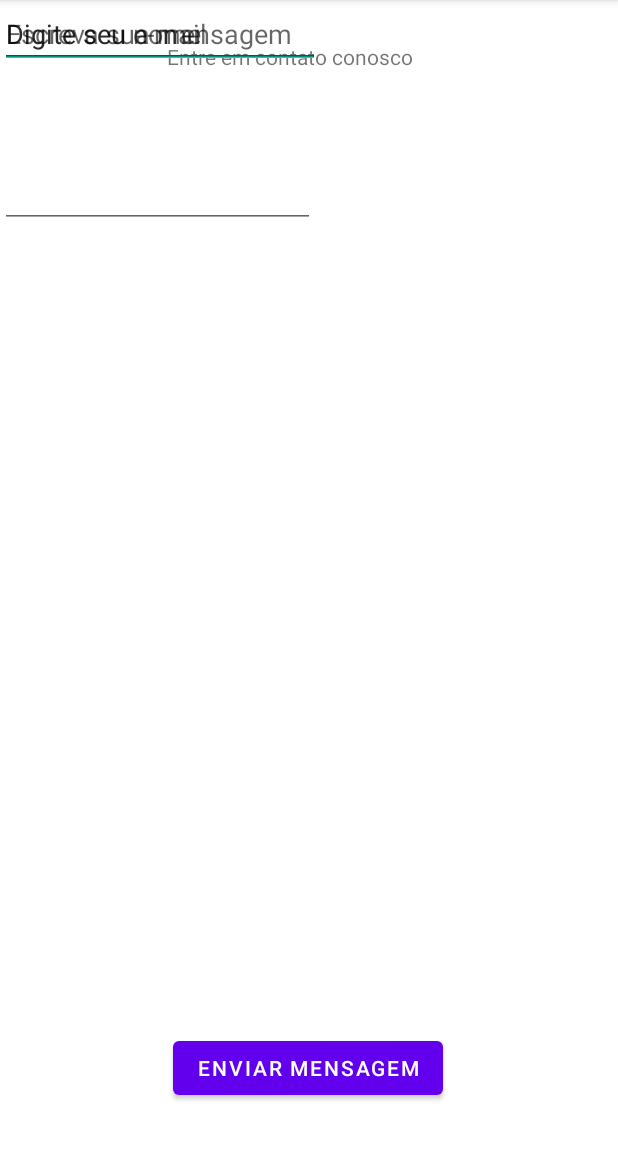
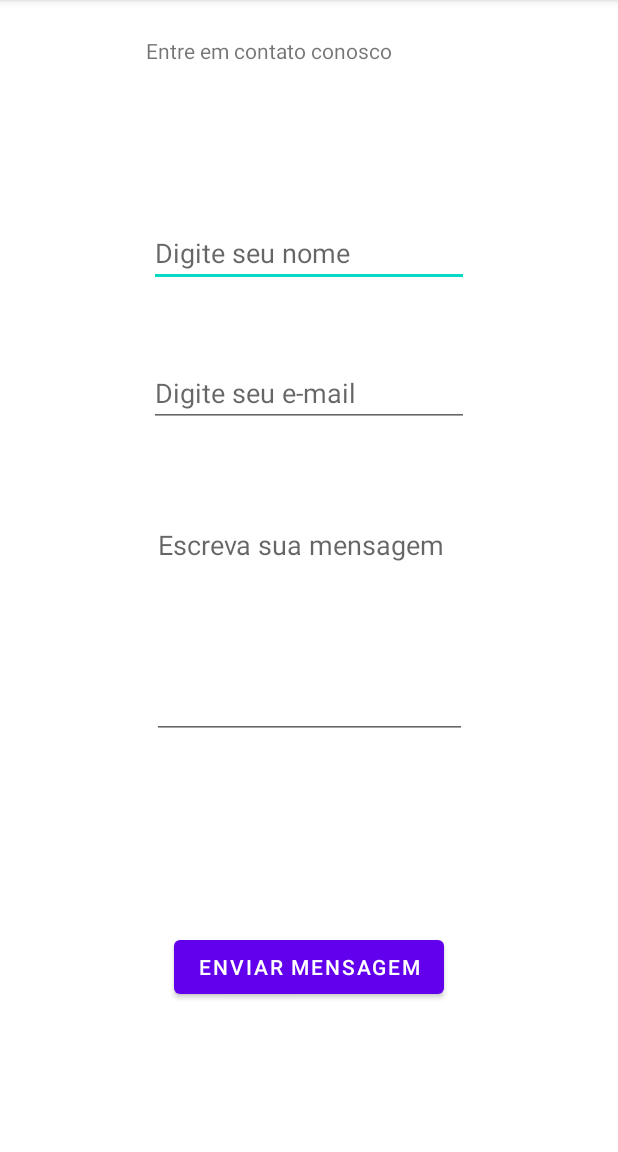
Before and after one commit to branquitoRaph/camed, an Android app: the ContatoActivity screen opened directly, with no data from a screen before it, on a phone screen of 412 x 824 dp, the part 84-1236 px from its top. Run offline under Robolectric (Android 15) with nearby library versions, the phone set to English and light mode, and no system bars.

Commit message:
Desenvolvimento inicial da tela de contato

```diff
--- a/app/src/main/res/layout/activity_contato.xml
+++ b/app/src/main/res/layout/activity_contato.xml
@@ -14,17 +14,18 @@
         android:text="Enviar Mensagem"
         app:layout_constraintBottom_toBottomOf="parent"
         app:layout_constraintEnd_toEndOf="parent"
-        app:layout_constraintHorizontal_bias="0.498"
-        app:layout_constraintStart_toStartOf="parent" />
+        app:layout_constraintStart_toStartOf="parent"
+        app:layout_constraintTop_toBottomOf="@+id/editTextTextMultiLine"
+        app:layout_constraintVertical_bias="0.654" />
 
     <TextView
         android:id="@+id/textViewContato"
-        android:layout_width="174dp"
-        android:layout_height="53dp"
-        android:layout_marginTop="28dp"
+        android:layout_width="216dp"
+        android:layout_height="50dp"
+        android:layout_marginTop="24dp"
         android:text="Entre em contato conosco"
         app:layout_constraintEnd_toEndOf="parent"
-        app:layout_constraintHorizontal_bias="0.467"
+        app:layout_constraintHorizontal_bias="0.497"
         app:layout_constraintStart_toStartOf="parent"
         app:layout_constraintTop_toTopOf="parent" />
 
@@ -32,31 +33,38 @@
         android:id="@+id/editTextTextPersonName"
         android:layout_width="wrap_content"
         android:layout_height="wrap_content"
+        android:layout_marginTop="72dp"
         android:ems="10"
         android:hint="Digite seu nome"
         android:inputType="textPersonName"
-        tools:layout_editor_absoluteX="100dp"
-        tools:layout_editor_absoluteY="173dp" />
+        app:layout_constraintEnd_toEndOf="parent"
+        app:layout_constraintStart_toStartOf="parent"
+        app:layout_constraintTop_toBottomOf="@+id/textViewContato" />
 
     <EditText
         android:id="@+id/editTextTextPersonName2"
         android:layout_width="wrap_content"
         android:layout_height="wrap_content"
+        android:layout_marginTop="48dp"
         android:ems="10"
         android:hint="Digite seu e-mail"
         android:inputType="textPersonName"
-        tools:layout_editor_absoluteX="100dp"
-        tools:layout_editor_absoluteY="261dp" />
+        app:layout_constraintEnd_toEndOf="parent"
+        app:layout_constraintStart_toStartOf="parent"
+        app:layout_constraintTop_toBottomOf="@+id/editTextTextPersonName" />
 
     <EditText
         android:id="@+id/editTextTextMultiLine"
         android:layout_width="210dp"
         android:layout_height="152dp"
+        android:layout_marginTop="56dp"
         android:ems="10"
         android:gravity="start|top"
         android:hint="Escreva sua mensagem"
         android:inputType="textMultiLine"
-        tools:layout_editor_absoluteX="100dp"
-        tools:layout_editor_absoluteY="341dp" />
+        app:layout_constraintEnd_toEndOf="parent"
+        app:layout_constraintHorizontal_bias="0.502"
+        app:layout_constraintStart_toStartOf="parent"
+        app:layout_constraintTop_toBottomOf="@+id/editTextTextPersonName2" />
 
 </androidx.constraintlayout.widget.ConstraintLayout>
```
